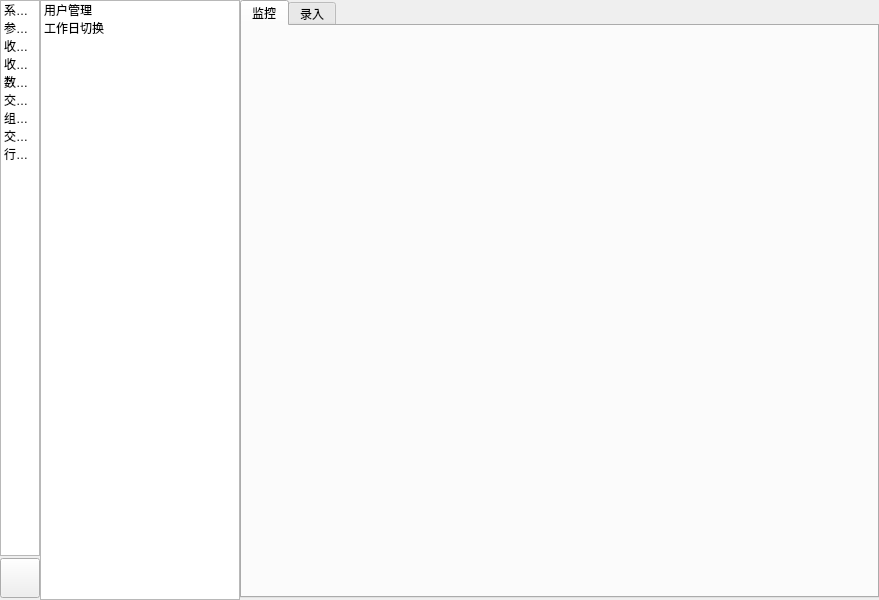
Old version of the form FML/view/mainframe/fml.ui in the repository ruofeng216/fml.
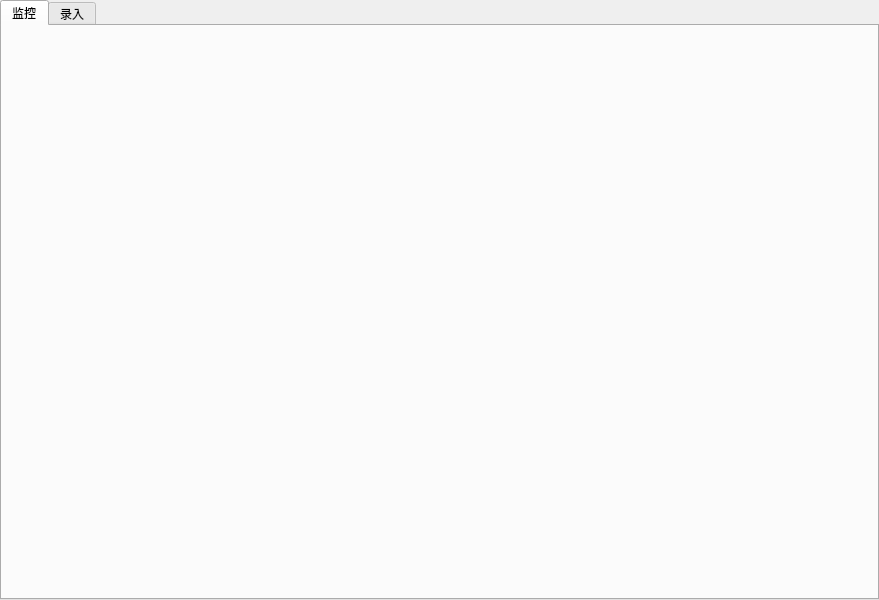
New version of the form. The open tabs and pages were chosen to show the change.

Patch:
```diff
--- a/FML/view/mainframe/fml.ui
+++ b/FML/view/mainframe/fml.ui
@@ -26,7 +26,7 @@
      <height>600</height>
     </size>
    </property>
-   <layout class="QGridLayout" name="gridLayout_2">
+   <layout class="QGridLayout" name="gridLayout">
     <property name="leftMargin">
      <number>0</number>
     </property>
@@ -43,14 +43,17 @@
      <number>0</number>
     </property>
     <item row="0" column="0">
-     <layout class="QHBoxLayout" name="horizontalLayout">
-      <property name="spacing">
+     <widget class="QTabWidget" name="tabWidget">
+      <property name="currentIndex">
        <number>0</number>
       </property>
-      <item>
-       <layout class="QVBoxLayout" name="verticalLayout">
-        <property name="spacing">
-         <number>2</number>
+      <widget class="QWidget" name="tab">
+       <attribute name="title">
+        <string>监控</string>
+       </attribute>
+       <layout class="QGridLayout" name="gridLayout_3">
+        <property name="leftMargin">
+         <number>0</number>
         </property>
         <property name="topMargin">
          <number>0</number>
@@ -59,287 +62,35 @@
          <number>0</number>
         </property>
         <property name="bottomMargin">
-         <number>2</number>
+         <number>0</number>
         </property>
-        <item>
-         <widget class="QListWidget" name="listFunc">
-          <property name="sizePolicy">
-           <sizepolicy hsizetype="Fixed" vsizetype="Expanding">
-            <horstretch>0</horstretch>
-            <verstretch>0</verstretch>
-           </sizepolicy>
-          </property>
-          <property name="minimumSize">
-           <size>
-            <width>40</width>
-            <height>40</height>
-           </size>
-          </property>
-          <property name="maximumSize">
-           <size>
-            <width>40</width>
-            <height>16777215</height>
-           </size>
-          </property>
-          <property name="autoFillBackground">
-           <bool>false</bool>
-          </property>
-          <property name="lineWidth">
-           <number>0</number>
-          </property>
-          <property name="verticalScrollBarPolicy">
-           <enum>Qt::ScrollBarAlwaysOff</enum>
-          </property>
-          <property name="horizontalScrollBarPolicy">
-           <enum>Qt::ScrollBarAlwaysOff</enum>
-          </property>
-          <property name="verticalScrollMode">
-           <enum>QAbstractItemView::ScrollPerItem</enum>
-          </property>
-          <property name="isWrapping" stdset="0">
-           <bool>false</bool>
-          </property>
-          <property name="viewMode">
-           <enum>QListView::ListMode</enum>
-          </property>
-          <property name="selectionRectVisible">
-           <bool>true</bool>
-          </property>
-          <item>
-           <property name="text">
-            <string>系统管理</string>
-           </property>
-           <property name="toolTip">
-            <string>系统管理</string>
-           </property>
-          </item>
-          <item>
-           <property name="text">
-            <string>参数管理</string>
-           </property>
-           <property name="toolTip">
-            <string>参数管理</string>
-           </property>
-          </item>
-          <item>
-           <property name="text">
-            <string>收益率曲线定义</string>
-           </property>
-           <property name="toolTip">
-            <string>收益率曲线定义</string>
-           </property>
-          </item>
-          <item>
-           <property name="text">
-            <string>收益率曲线管理</string>
-           </property>
-           <property name="toolTip">
-            <string>收益率曲线管理</string>
-           </property>
-          </item>
-          <item>
-           <property name="text">
-            <string>数据批量导入</string>
-           </property>
-           <property name="toolTip">
-            <string>数据批量导入</string>
-           </property>
-          </item>
-          <item>
-           <property name="text">
-            <string>交易台账</string>
-           </property>
-           <property name="toolTip">
-            <string>交易台账</string>
-           </property>
-          </item>
-          <item>
-           <property name="text">
-            <string>组合管理</string>
-           </property>
-           <property name="toolTip">
-            <string>组合管理</string>
-           </property>
-          </item>
-          <item>
-           <property name="text">
-            <string>交易行情实时接口</string>
-           </property>
-           <property name="toolTip">
-            <string>交易行情实时接口</string>
-           </property>
-          </item>
-          <item>
-           <property name="text">
-            <string>行情及敞口综合监控</string>
-           </property>
-           <property name="toolTip">
-            <string>行情及敞口综合监控</string>
-           </property>
-          </item>
-         </widget>
-        </item>
-        <item>
-         <widget class="QPushButton" name="funcShow">
-          <property name="minimumSize">
-           <size>
-            <width>40</width>
-            <height>40</height>
-           </size>
-          </property>
-          <property name="maximumSize">
-           <size>
-            <width>40</width>
-            <height>40</height>
-           </size>
-          </property>
-          <property name="text">
-           <string/>
-          </property>
-         </widget>
-        </item>
+        <property name="spacing">
+         <number>0</number>
+        </property>
        </layout>
-      </item>
-      <item>
-       <widget class="QListWidget" name="listDetailFunc">
-        <property name="sizePolicy">
-         <sizepolicy hsizetype="Fixed" vsizetype="Expanding">
-          <horstretch>0</horstretch>
-          <verstretch>0</verstretch>
-         </sizepolicy>
+      </widget>
+      <widget class="QWidget" name="tab_2">
+       <attribute name="title">
+        <string>录入</string>
+       </attribute>
+       <layout class="QGridLayout" name="gridLayout_4">
+        <property name="leftMargin">
+         <number>0</number>
         </property>
-        <property name="minimumSize">
-         <size>
-          <width>200</width>
-          <height>0</height>
-         </size>
+        <property name="topMargin">
+         <number>0</number>
         </property>
-        <property name="maximumSize">
-         <size>
-          <width>200</width>
-          <height>16777215</height>
-         </size>
+        <property name="rightMargin">
+         <number>0</number>
         </property>
-        <property name="styleSheet">
-         <string notr="true"/>
-        </property>
-        <property name="lineWidth">
+        <property name="bottomMargin">
          <number>0</number>
         </property>
-        <property name="horizontalScrollBarPolicy">
-         <enum>Qt::ScrollBarAlwaysOff</enum>
-        </property>
-        <property name="isWrapping" stdset="0">
-         <bool>false</bool>
-        </property>
         <property name="spacing">
-         <number>1</number>
+         <number>0</number>
         </property>
-        <property name="viewMode">
-         <enum>QListView::ListMode</enum>
-        </property>
-        <property name="wordWrap">
-         <bool>true</bool>
-        </property>
-        <property name="selectionRectVisible">
-         <bool>true</bool>
-        </property>
-        <item>
-         <property name="text">
-          <string>用户管理</string>
-         </property>
-         <property name="toolTip">
-          <string>用户管理</string>
-         </property>
-        </item>
-        <item>
-         <property name="text">
-          <string>工作日切换</string>
-         </property>
-         <property name="toolTip">
-          <string>工作日切换</string>
-         </property>
-        </item>
-       </widget>
-      </item>
-     </layout>
-    </item>
-    <item row="0" column="1">
-     <widget class="QWidget" name="showwidget" native="true">
-      <property name="sizePolicy">
-       <sizepolicy hsizetype="Expanding" vsizetype="Expanding">
-        <horstretch>0</horstretch>
-        <verstretch>0</verstretch>
-       </sizepolicy>
-      </property>
-      <layout class="QGridLayout" name="gridLayout">
-       <property name="leftMargin">
-        <number>0</number>
-       </property>
-       <property name="topMargin">
-        <number>0</number>
-       </property>
-       <property name="rightMargin">
-        <number>0</number>
-       </property>
-       <property name="bottomMargin">
-        <number>2</number>
-       </property>
-       <property name="spacing">
-        <number>0</number>
-       </property>
-       <item row="0" column="0">
-        <widget class="QTabWidget" name="tabWidget">
-         <property name="currentIndex">
-          <number>1</number>
-         </property>
-         <widget class="QWidget" name="tab">
-          <attribute name="title">
-           <string>监控</string>
-          </attribute>
-          <layout class="QGridLayout" name="gridLayout_3">
-           <property name="leftMargin">
-            <number>0</number>
-           </property>
-           <property name="topMargin">
-            <number>0</number>
-           </property>
-           <property name="rightMargin">
-            <number>0</number>
-           </property>
-           <property name="bottomMargin">
-            <number>0</number>
-           </property>
-           <property name="spacing">
-            <number>0</number>
-           </property>
-          </layout>
-         </widget>
-         <widget class="QWidget" name="tab_2">
-          <attribute name="title">
-           <string>录入</string>
-          </attribute>
-          <layout class="QGridLayout" name="gridLayout_4">
-           <property name="leftMargin">
-            <number>0</number>
-           </property>
-           <property name="topMargin">
-            <number>0</number>
-           </property>
-           <property name="rightMargin">
-            <number>0</number>
-           </property>
-           <property name="bottomMargin">
-            <number>0</number>
-           </property>
-           <property name="spacing">
-            <number>0</number>
-           </property>
-          </layout>
-         </widget>
-        </widget>
-       </item>
-      </layout>
+       </layout>
+      </widget>
      </widget>
     </item>
    </layout>
```
